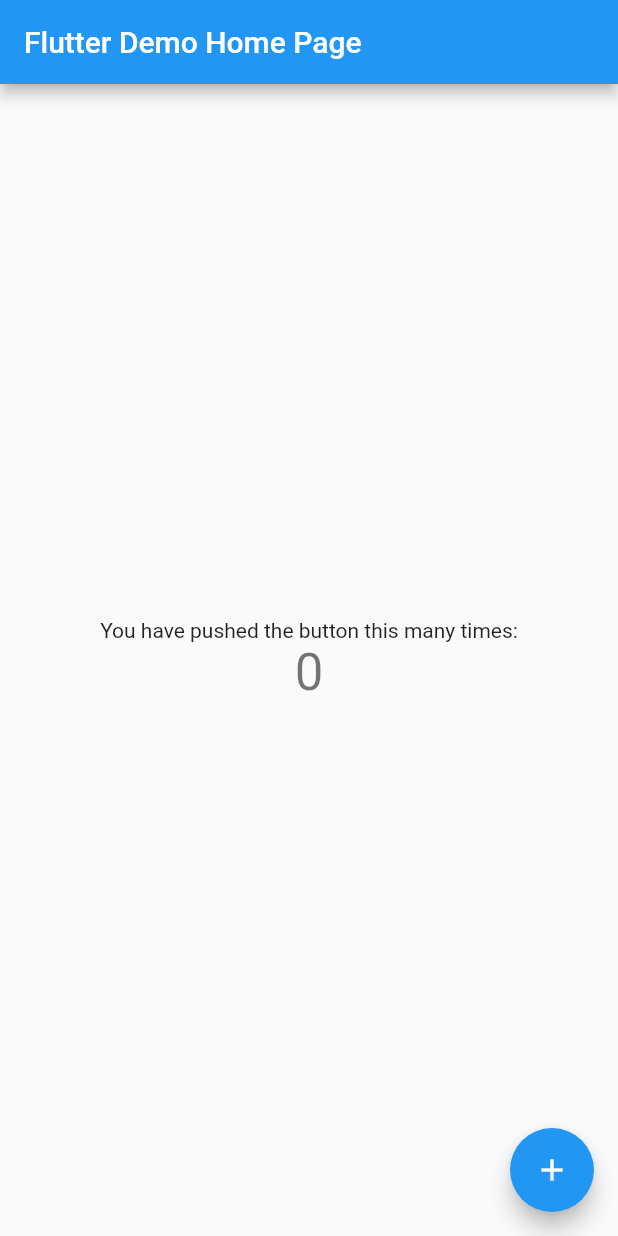
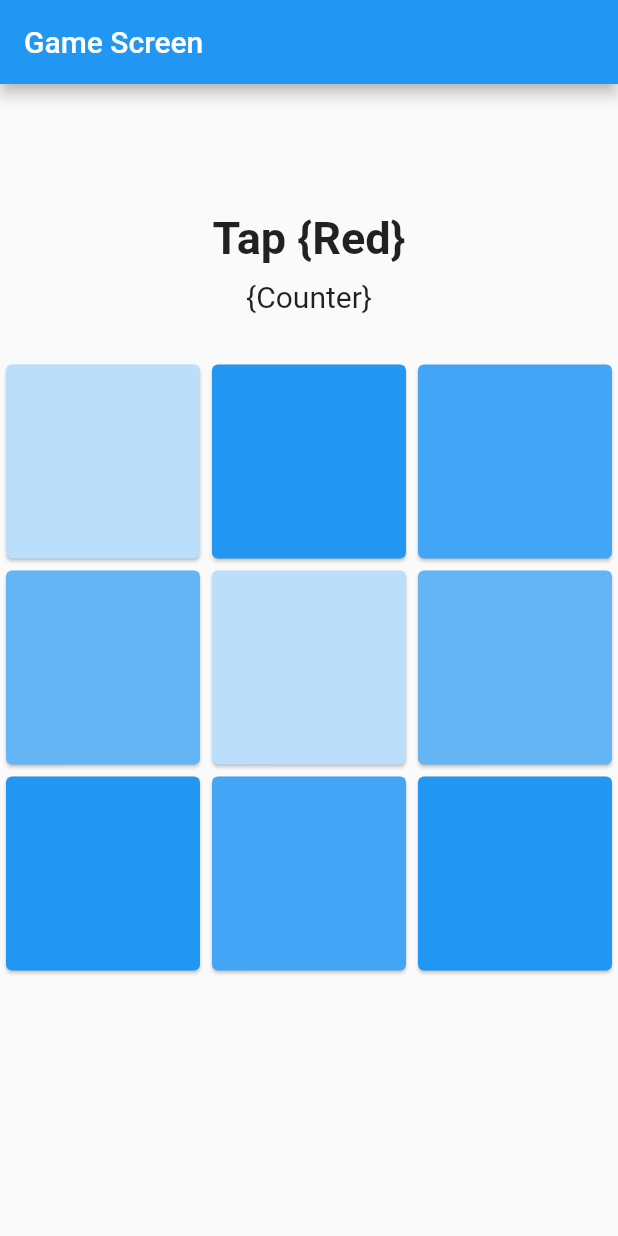
Before and after one commit to MatthieuNadeau96/right_brain_puzzle, a Flutter app: the screen it shows after launch, on a phone screen of 412 x 824 dp. Run offline on Flutter 3.47's test engine with Material 2 defaults, Android fonts, the phone set to English and light mode, and no system bars.

Commit message:
Created data & model files for the ColorCard and Created a GameScreen to display them

```diff
--- /dev/null
+++ b/lib/data/data.dart
@@ -0,0 +1,42 @@
+import 'package:flutter/material.dart';
+import 'package:right_brain_puzzle/models/color_card.dart';
+
+List<ColorCard> getPairs() {
+  List<ColorCard> pairs = List<ColorCard>();
+  ColorCard colorCard = ColorCard();
+
+  //1
+  colorCard.setColor(Colors.blue[100]);
+  colorCard.setIsSelected(false);
+  pairs.add(colorCard);
+  pairs.add(colorCard);
+
+  colorCard = ColorCard();
+
+  //2
+  colorCard.setColor(Colors.blue[300]);
+  colorCard.setIsSelected(false);
+  pairs.add(colorCard);
+  pairs.add(colorCard);
+
+  colorCard = ColorCard();
+
+  //3
+  colorCard.setColor(Colors.blue[400]);
+  colorCard.setIsSelected(false);
+  pairs.add(colorCard);
+  pairs.add(colorCard);
+
+  colorCard = ColorCard();
+
+  //4
+  colorCard.setColor(Colors.blue[500]);
+  colorCard.setIsSelected(false);
+  pairs.add(colorCard);
+  pairs.add(colorCard);
+  pairs.add(colorCard);
+
+  colorCard = ColorCard();
+
+  return pairs;
+}
--- a/lib/main.dart
+++ b/lib/main.dart
@@ -1,117 +1,20 @@
 import 'package:flutter/material.dart';
+import 'package:right_brain_puzzle/screens/game_screen.dart';
 
 void main() {
   runApp(MyApp());
 }
 
 class MyApp extends StatelessWidget {
-  // This widget is the root of your application.
   @override
   Widget build(BuildContext context) {
     return MaterialApp(
       title: 'Flutter Demo',
       theme: ThemeData(
-        // This is the theme of your application.
-        //
-        // Try running your application with "flutter run". You'll see the
-        // application has a blue toolbar. Then, without quitting the app, try
-        // changing the primarySwatch below to Colors.green and then invoke
-        // "hot reload" (press "r" in the console where you ran "flutter run",
-        // or simply save your changes to "hot reload" in a Flutter IDE).
-        // Notice that the counter didn't reset back to zero; the application
-        // is not restarted.
         primarySwatch: Colors.blue,
-        // This makes the visual density adapt to the platform that you run
-        // the app on. For desktop platforms, the controls will be smaller and
-        // closer together (more dense) than on mobile platforms.
         visualDensity: VisualDensity.adaptivePlatformDensity,
       ),
-      home: MyHomePage(title: 'Flutter Demo Home Page'),
+      home: GameScreen(),
     );
   }
 }
-
-class MyHomePage extends StatefulWidget {
-  MyHomePage({Key key, this.title}) : super(key: key);
-
-  // This widget is the home page of your application. It is stateful, meaning
-  // that it has a State object (defined below) that contains fields that affect
-  // how it looks.
-
-  // This class is the configuration for the state. It holds the values (in this
-  // case the title) provided by the parent (in this case the App widget) and
-  // used by the build method of the State. Fields in a Widget subclass are
-  // always marked "final".
-
-  final String title;
-
-  @override
-  _MyHomePageState createState() => _MyHomePageState();
-}
-
-class _MyHomePageState extends State<MyHomePage> {
-  int _counter = 0;
-
-  void _incrementCounter() {
-    setState(() {
-      // This call to setState tells the Flutter framework that something has
-      // changed in this State, which causes it to rerun the build method below
-      // so that the display can reflect the updated values. If we changed
-      // _counter without calling setState(), then the build method would not be
-      // called again, and so nothing would appear to happen.
-      _counter++;
-    });
-  }
-
-  @override
-  Widget build(BuildContext context) {
-    // This method is rerun every time setState is called, for instance as done
-    // by the _incrementCounter method above.
-    //
-    // The Flutter framework has been optimized to make rerunning build methods
-    // fast, so that you can just rebuild anything that needs updating rather
-    // than having to individually change instances of widgets.
-    return Scaffold(
-      appBar: AppBar(
-        // Here we take the value from the MyHomePage object that was created by
-        // the App.build method, and use it to set our appbar title.
-        title: Text(widget.title),
-      ),
-      body: Center(
-        // Center is a layout widget. It takes a single child and positions it
-        // in the middle of the parent.
-        child: Column(
-          // Column is also a layout widget. It takes a list of children and
-          // arranges them vertically. By default, it sizes itself to fit its
-          // children horizontally, and tries to be as tall as its parent.
-          //
-          // Invoke "debug painting" (press "p" in the console, choose the
-          // "Toggle Debug Paint" action from the Flutter Inspector in Android
-          // Studio, or the "Toggle Debug Paint" command in Visual Studio Code)
-          // to see the wireframe for each widget.
-          //
-          // Column has various properties to control how it sizes itself and
-          // how it positions its children. Here we use mainAxisAlignment to
-          // center the children vertically; the main axis here is the vertical
-          // axis because Columns are vertical (the cross axis would be
-          // horizontal).
-          mainAxisAlignment: MainAxisAlignment.center,
-          children: <Widget>[
-            Text(
-              'You have pushed the button this many times:',
-            ),
-            Text(
-              '$_counter',
-              style: Theme.of(context).textTheme.headline4,
-            ),
-          ],
-        ),
-      ),
-      floatingActionButton: FloatingActionButton(
-        onPressed: _incrementCounter,
-        tooltip: 'Increment',
-        child: Icon(Icons.add),
-      ), // This trailing comma makes auto-formatting nicer for build methods.
-    );
-  }
-}
--- /dev/null
+++ b/lib/models/color_card.dart
@@ -0,0 +1,27 @@
+import 'package:flutter/material.dart';
+
+class ColorCard {
+  Color color;
+  bool isSelected;
+
+  ColorCard({
+    this.color,
+    this.isSelected,
+  });
+
+  void setColor(Color getColor) {
+    color = getColor;
+  }
+
+  void setIsSelected(bool getIsSelected) {
+    isSelected = getIsSelected;
+  }
+
+  Color getColor() {
+    return color;
+  }
+
+  bool getIsSelected() {
+    return isSelected;
+  }
+}
--- /dev/null
+++ b/lib/screens/game_screen.dart
@@ -0,0 +1,92 @@
+import 'package:flutter/material.dart';
+import 'package:right_brain_puzzle/data/data.dart';
+import 'package:right_brain_puzzle/models/color_card.dart';
+
+class GameScreen extends StatefulWidget {
+  @override
+  _GameScreenState createState() => _GameScreenState();
+}
+
+class _GameScreenState extends State<GameScreen> {
+  List<ColorCard> pairs = List<ColorCard>();
+
+  @override
+  void initState() {
+    super.initState();
+    pairs = getPairs();
+    pairs.shuffle();
+  }
+
+  @override
+  Widget build(BuildContext context) {
+    return Scaffold(
+      appBar: AppBar(
+        title: Text('Game Screen'),
+      ),
+      body: Container(
+        child: Column(
+          mainAxisAlignment: MainAxisAlignment.center,
+          children: [
+            Text(
+              'Tap {Red}',
+              style: TextStyle(
+                fontSize: 30,
+                fontWeight: FontWeight.w600,
+              ),
+            ),
+            SizedBox(height: 10),
+            Text(
+              '{Counter}',
+              style: TextStyle(
+                fontSize: 20,
+              ),
+            ),
+            SizedBox(height: 30),
+            Container(
+              height: 500,
+              child: GridView(
+                // itemCount: 9,
+                gridDelegate: SliverGridDelegateWithFixedCrossAxisCount(
+                  crossAxisCount: 3,
+                ),
+                // itemBuilder: (context, index) {
+                //   return ColorCard(
+                //     index: index,
+                //     color: Colors.blue,
+                //   );
+                // },
+                children: List.generate(
+                    pairs.length,
+                    (index) => TileCard(
+                          color: pairs[index].getColor(),
+                          isSelected: pairs[index].getIsSelected(),
+                          parent: this,
+                        )),
+              ),
+            )
+          ],
+        ),
+      ),
+    );
+  }
+}
+
+class TileCard extends StatelessWidget {
+  final Color color;
+  bool isSelected;
+
+  _GameScreenState parent;
+
+  TileCard({
+    this.color,
+    this.isSelected,
+    this.parent,
+  });
+
+  @override
+  Widget build(BuildContext context) {
+    return Card(
+      color: color,
+    );
+  }
+}
```
